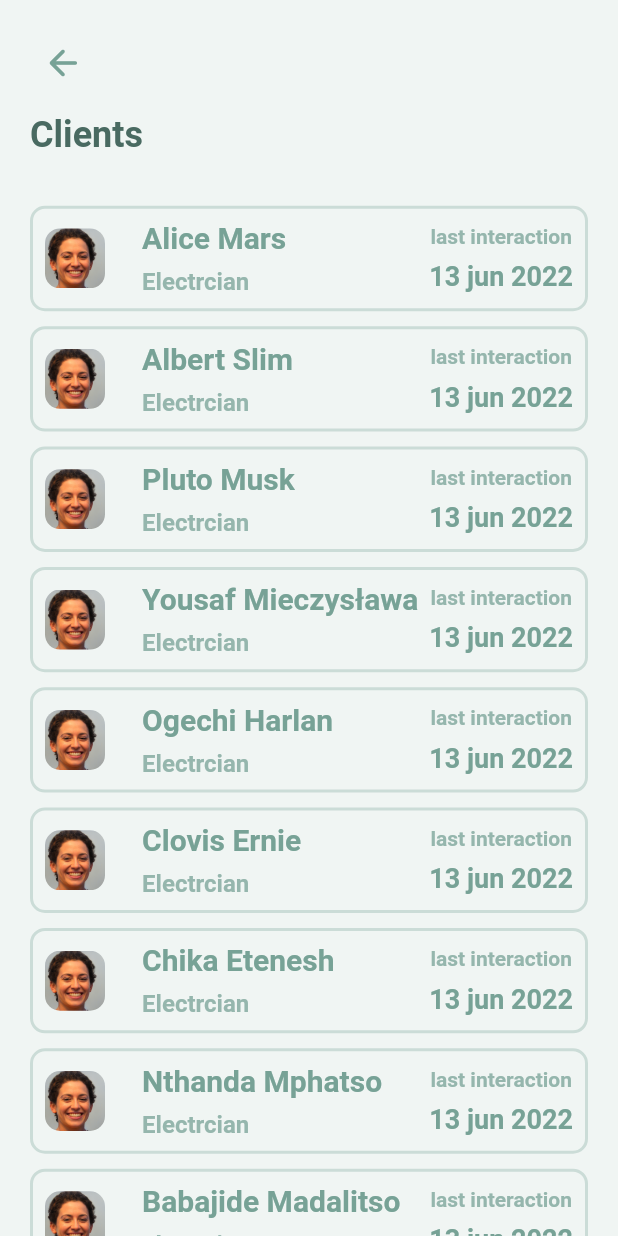
After one commit to Xilla/upputo, a Flutter app: the UserClientsScreen screen opened by its route, on a phone screen of 412 x 824 dp. The commit adds this screen. Run offline on Flutter 3.47's test engine with Material 2 defaults, Android fonts, the phone set to English and light mode, and no system bars; our stand-ins replace get.

Commit message:
added clients screen

```diff
--- /dev/null
+++ b/lib/modules/favorites/controller.dart
@@ -0,0 +1,29 @@
+import 'package:get/get.dart';
+
+class FavoritesController extends GetxController {
+  RxList favoriteServices =
+      ['Plumbing', 'Electrician', 'Physio', 'Consultation'].obs;
+
+  RxList<String> favoriteServiceProviders =
+      ['Steph Palmer', 'Adam Eve', 'Mahmoud Ali'].obs;
+
+  @override
+  void onInit() {
+    super.onInit();
+  }
+
+  @override
+  void onReady() {
+    super.onReady();
+  }
+
+  @override
+  void onClose() {
+    super.onClose();
+  }
+
+  @override
+  void dispose() {
+    super.dispose();
+  }
+}
--- /dev/null
+++ b/lib/modules/user_clients/controller.dart
@@ -0,0 +1,38 @@
+import 'package:get/get.dart';
+
+class UserClientsController extends GetxController {
+  RxList clients = [
+    'Alice Mars',
+    'Albert Slim',
+    'Pluto Musk',
+    'Yousaf Mieczysława',
+    'Ogechi Harlan',
+    'Clovis Ernie',
+    'Chika Etenesh',
+    'Nthanda Mphatso',
+    'Babajide Madalitso',
+    'Limbikani Abiodun',
+    'Bakari Ama',
+    'Tesfaye Yuusuf'
+  ].obs;
+
+  @override
+  void onInit() {
+    super.onInit();
+  }
+
+  @override
+  void onReady() {
+    super.onReady();
+  }
+
+  @override
+  void onClose() {
+    super.onClose();
+  }
+
+  @override
+  void dispose() {
+    super.dispose();
+  }
+}
--- /dev/null
+++ b/lib/modules/user_clients/local_widgets/client_card.dart
@@ -0,0 +1,93 @@
+import 'package:flutter/material.dart';
+import 'package:upputo/core/values/colors.dart';
+import 'package:upputo/global_widgets/output/rating_stars.dart';
+import 'package:upputo/global_widgets/text/detail_text.dart';
+import 'package:upputo/global_widgets/text/sub_text.dart';
+
+class ClientCard extends StatelessWidget {
+  final VoidCallback? onPressed;
+  final String? displayPictureLink;
+  final String name;
+  final String lastInteractionDate;
+
+  const ClientCard(
+      {Key? key,
+      required this.name,
+      required this.onPressed,
+      required this.lastInteractionDate,
+      this.displayPictureLink = ''})
+      : super(key: key);
+
+  @override
+  Widget build(BuildContext context) {
+    double screenHeight = MediaQuery.of(context).size.height;
+    double screenWidth = MediaQuery.of(context).size.width;
+
+    return Material(
+      borderRadius: BorderRadius.circular(10),
+      color: AppColors.primary[50],
+      child: InkWell(
+        onTap: onPressed,
+        borderRadius: BorderRadius.circular(10),
+        child: Container(
+          decoration: BoxDecoration(
+              border: Border.all(
+                  color: AppColors.primary[400]!.withOpacity(0.3), width: 2),
+              borderRadius: BorderRadius.circular(10)),
+          child: Padding(
+            padding: const EdgeInsets.all(8.0),
+            child: Row(
+              mainAxisAlignment: MainAxisAlignment.spaceBetween,
+              children: [
+                Row(
+                  children: [
+                    SizedBox(
+                      height: 40,
+                      width: 40,
+                      child: ClipRRect(
+                        borderRadius:
+                            const BorderRadius.all(Radius.circular(10.0)),
+                        child: Image.asset(
+                          'assets/icons/avatar.jpg',
+                        ),
+                      ),
+                    ),
+                    SizedBox(
+                      width: screenWidth * 0.06,
+                    ),
+                    Column(
+                      mainAxisAlignment: MainAxisAlignment.start,
+                      crossAxisAlignment: CrossAxisAlignment.start,
+                      children: [
+                        SubText(text: name),
+                        SizedBox(
+                          height: screenHeight * 0.01,
+                        ),
+                        DetailText(text: 'Electrcian'),
+                      ],
+                    )
+                  ],
+                ),
+                Column(
+                  children: [
+                    DetailText(
+                      text: 'last interaction',
+                      size: 14,
+                    ),
+                    SizedBox(
+                      height: screenHeight * 0.01,
+                    ),
+                    SubText(
+                      text: lastInteractionDate,
+                      size: 18,
+                    ),
+                  ],
+                )
+              ],
+            ),
+          ),
+        ),
+      ),
+    );
+  }
+}
--- /dev/null
+++ b/lib/modules/user_clients/user_clients.dart
@@ -0,0 +1,72 @@
+import 'package:flutter/material.dart';
+import 'package:get/get.dart';
+import 'package:upputo/core/values/colors.dart';
+import 'package:upputo/core/values/dimensions.dart';
+import 'package:upputo/global_widgets/text/main_text.dart';
+import 'package:upputo/modules/user_clients/controller.dart';
+import 'package:upputo/modules/user_clients/local_widgets/client_card.dart';
+
+class UserClientsScreen extends GetView<UserClientsController> {
+  const UserClientsScreen({Key? key}) : super(key: key);
+
+  @override
+  Widget build(BuildContext context) {
+    Get.put(UserClientsController());
+    double screenHeight = MediaQuery.of(context).size.height;
+    double screenWidth = MediaQuery.of(context).size.width;
+
+    return SafeArea(
+      child: Scaffold(
+        backgroundColor: AppColors.primary[50],
+        body: SingleChildScrollView(
+          physics: const BouncingScrollPhysics(),
+          child: Container(
+            padding: const EdgeInsets.symmetric(
+                horizontal: Dimensions.horizontalPadding,
+                vertical: Dimensions.verticalPadding),
+            child: Column(
+              mainAxisAlignment: MainAxisAlignment.start,
+              crossAxisAlignment: CrossAxisAlignment.start,
+              children: [
+                Row(
+                  mainAxisAlignment: MainAxisAlignment.start,
+                  children: [
+                    IconButton(
+                      alignment: Alignment.topLeft,
+                      icon: const Icon(Icons.arrow_back_rounded),
+                      color: AppColors.primary[400],
+                      iconSize: 28,
+                      onPressed: () {
+                        Get.back();
+                      },
+                    ),
+                  ],
+                ),
+                SizedBox(
+                  height: screenHeight * 0.01,
+                ),
+                MainText(text: 'Clients'),
+                SizedBox(
+                  height: screenHeight * 0.04,
+                ),
+                ListView.builder(
+                  itemCount: controller.clients.length,
+                  scrollDirection: Axis.vertical,
+                  physics: const BouncingScrollPhysics(),
+                  shrinkWrap: true,
+                  itemBuilder: (_, index) => Container(
+                      margin: const EdgeInsets.only(bottom: 10),
+                      child: ClientCard(
+                        name: controller.clients[index],
+                        lastInteractionDate: '13 jun 2022',
+                        onPressed: () {},
+                      )),
+                ),
+              ],
+            ),
+          ),
+        ),
+      ),
+    );
+  }
+}
--- a/lib/root_binding.dart
+++ b/lib/root_binding.dart
@@ -3,6 +3,7 @@ import 'package:upputo/global_widgets/output/section_widget/section_widget_contr
 import 'package:upputo/modules/categories/controller.dart';
 import 'package:upputo/modules/category_services/controller.dart';
 import 'package:upputo/modules/edit_profile/controller.dart';
+import 'package:upputo/modules/favorites/controller.dart';
 import 'package:upputo/modules/home/controller.dart';
 import 'package:upputo/modules/make_offer/controller.dart';
 import 'package:upputo/modules/offer_details/controller.dart';
@@ -14,6 +15,7 @@ import 'package:upputo/modules/request_service/controller.dart';
 import 'package:upputo/modules/service_details/controller.dart';
 import 'package:upputo/modules/service_provider_details/controller.dart';
 import 'package:upputo/modules/service_requests/controller.dart';
+import 'package:upputo/modules/user_clients/controller.dart';
 
 class RootBinding extends Bindings {
   @override
@@ -45,5 +47,8 @@ class RootBinding extends Bindings {
         fenix: true);
     Get.lazyPut<SectionWidgetController>(() => SectionWidgetController(),
         fenix: true);
+    Get.lazyPut<FavoritesController>(() => FavoritesController(), fenix: true);
+    Get.lazyPut<UserClientsController>(() => UserClientsController(),
+        fenix: true);
   }
 }
--- a/lib/routes/routes.dart
+++ b/lib/routes/routes.dart
@@ -2,6 +2,7 @@ import 'package:get/get.dart';
 import 'package:upputo/modules/categories/categories.dart';
 import 'package:upputo/modules/category_services/category_services.dart';
 import 'package:upputo/modules/edit_profile/edit_profile.dart';
+import 'package:upputo/modules/favorites/favorites.dart';
 import 'package:upputo/modules/home/home.dart';
 import 'package:upputo/modules/make_offer/make_offer.dart';
 import 'package:upputo/modules/offer_details/offer_details.dart';
@@ -13,6 +14,7 @@ import 'package:upputo/modules/request_service/request_service.dart';
 import 'package:upputo/modules/service_details/service_details.dart';
 import 'package:upputo/modules/service_provider_details/service_provider_details.dart';
 import 'package:upputo/modules/service_requests/service_requests.dart';
+import 'package:upputo/modules/user_clients/user_clients.dart';
 
 class Routes {
   Routes._();
@@ -37,5 +39,7 @@ class Routes {
     GetPage(name: '/profile', page: () => const ProfileScreen()),
     GetPage(name: '/edit-profile', page: () => const EditProfileScreen()),
     GetPage(name: '/recent-services', page: () => const RecentServicesScreen()),
+    GetPage(name: '/favorites', page: () => const FavoritesScreen()),
+    GetPage(name: '/user-cliients', page: () => const UserClientsScreen()),
   ];
 }
```
Also changed, not shown: lib/modules/favorites/favorites.dart (added, +80 -0 lines), lib/modules/home/local_widgets/navigation_drawer/navigation_drawer.dart (+8 -15 lines).
